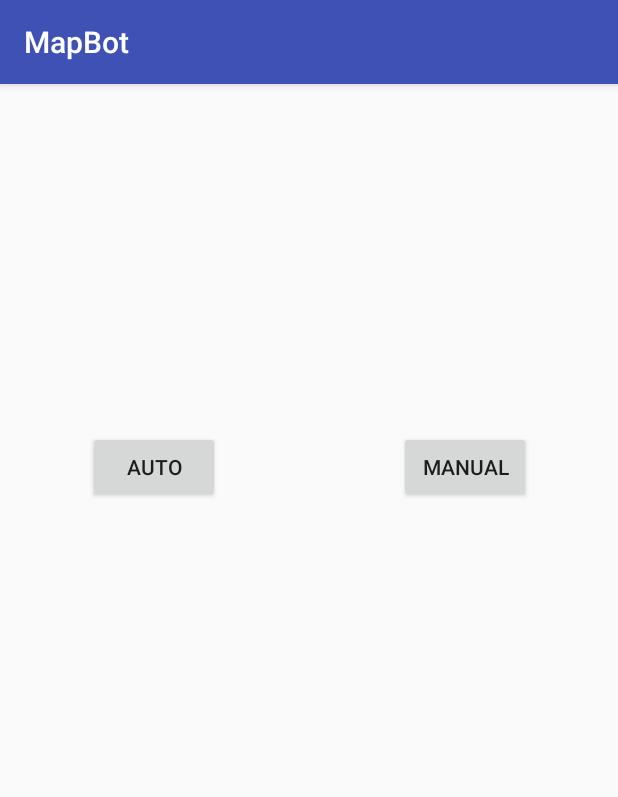
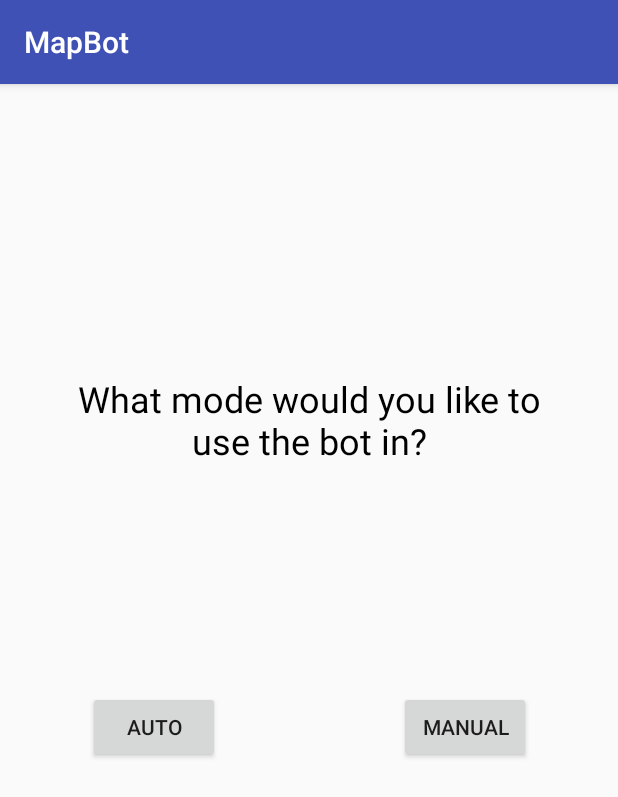
Before and after one commit to gapope/MapBot, an Android app: the ChoiceActivity screen opened directly, with no data from a screen before it, on a phone screen of 412 x 824 dp. Shown: the top 797 px of the screen. Run offline under Robolectric (Android 15) with nearby library versions, the phone set to English and light mode, and no system bars.

Commit message:
Assorted changes, improvements to exploration

```diff
--- a/MapBot/app/src/main/res/layout/activity_choice.xml
+++ b/MapBot/app/src/main/res/layout/activity_choice.xml
@@ -6,35 +6,51 @@
     android:layout_height="match_parent"
     tools:context="com.example.arya5.mapbot.ChoiceActivity">
 
+    <TextView
+        android:id="@+id/textView"
+        android:layout_width="326dp"
+        android:layout_height="61dp"
+        android:layout_marginBottom="86dp"
+        android:layout_marginEnd="29dp"
+        android:layout_marginStart="29dp"
+        android:layout_marginTop="129dp"
+        android:text="What mode would you like to use the bot in?"
+        android:textAlignment="center"
+        android:textColor="@android:color/black"
+        android:textSize="24sp"
+        app:layout_constraintBottom_toTopOf="@+id/auto"
+        app:layout_constraintEnd_toEndOf="parent"
+        app:layout_constraintStart_toStartOf="parent"
+        app:layout_constraintTop_toTopOf="parent" />
+
     <Button
         android:id="@+id/auto"
         android:layout_width="wrap_content"
         android:layout_height="wrap_content"
-        android:layout_marginBottom="232dp"
+        android:layout_marginBottom="187dp"
         android:layout_marginEnd="24dp"
         android:layout_marginStart="60dp"
-        android:layout_marginTop="231dp"
+        android:layout_marginTop="276dp"
         android:onClick="onClick"
         android:text="Auto"
         app:layout_constraintBottom_toBottomOf="parent"
         app:layout_constraintEnd_toStartOf="@+id/manual"
         app:layout_constraintStart_toStartOf="parent"
-        app:layout_constraintTop_toTopOf="parent"
-        app:layout_constraintVertical_bias="0.0" />
+        app:layout_constraintTop_toTopOf="parent" />
 
     <Button
         android:id="@+id/manual"
         android:layout_width="wrap_content"
         android:layout_height="wrap_content"
-        android:layout_marginBottom="232dp"
+        android:layout_marginBottom="187dp"
         android:layout_marginEnd="60dp"
         android:layout_marginStart="95dp"
-        android:layout_marginTop="231dp"
+        android:layout_marginTop="276dp"
         android:onClick="onClick"
         android:text="Manual"
         app:layout_constraintBottom_toBottomOf="parent"
         app:layout_constraintEnd_toEndOf="parent"
         app:layout_constraintStart_toEndOf="@+id/auto"
-        app:layout_constraintTop_toTopOf="parent"
-        app:layout_constraintVertical_bias="0.0" />
+        app:layout_constraintTop_toTopOf="parent" />
+
 </android.support.constraint.ConstraintLayout>
```
Also changed, not shown: MapBot/app/src/main/res/layout/activity_auto.xml (+35 -0 lines), MapBot/app/src/main/res/layout/activity_remote.xml (+53 -51 lines), 1 other file.
